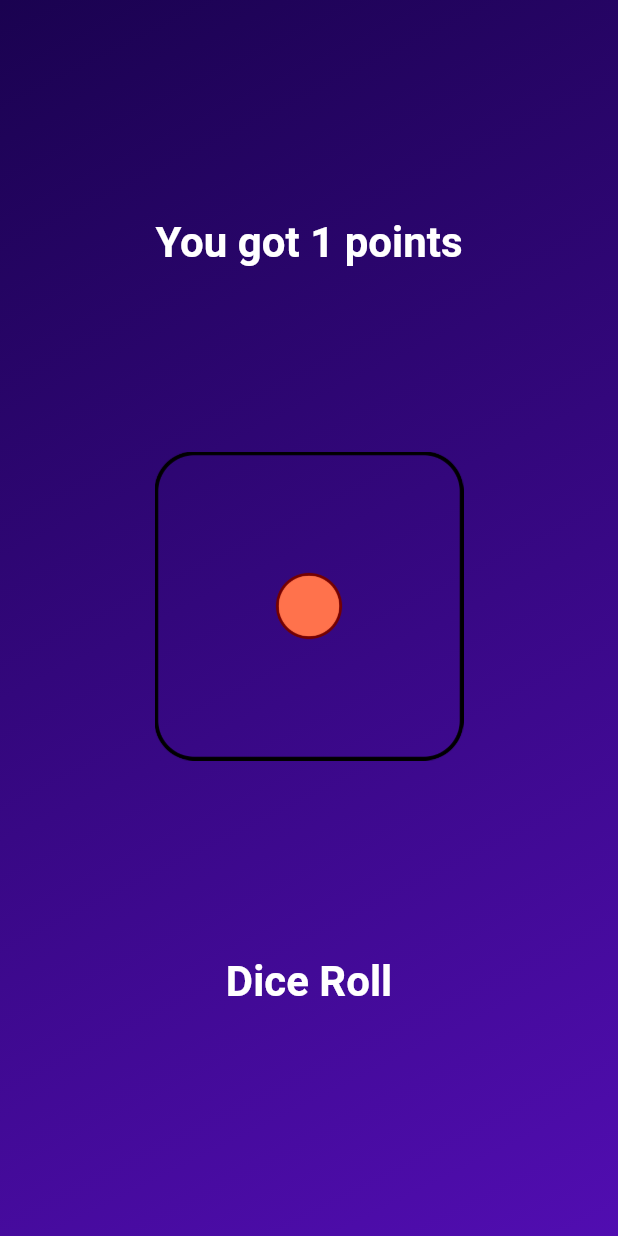
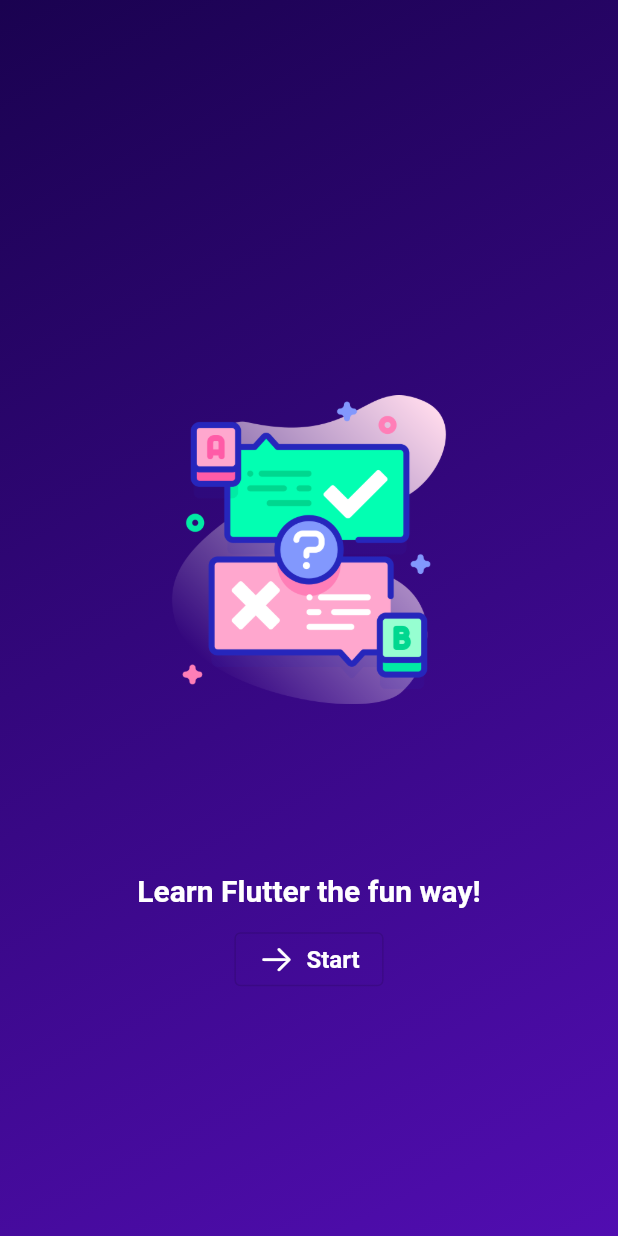
Before and after one commit to ChanderParkash179/FlutterJourney, a Flutter app: the screen it shows after launch, on a phone screen of 412 x 824 dp. Run offline on Flutter 3.47's test engine with Material 2 defaults, Android fonts, the phone set to English and light mode, and no system bars; Roboto replaces fonts that are missing (Times New Roman).

Commit message:
created quiz game [PROJECT-02]

```diff
--- a/lib/main.dart
+++ b/lib/main.dart
@@ -1,5 +1,5 @@
 import 'package:flutter/material.dart';
-import 'package:flutter_journey/widgets/gradient_color.dart';
+import 'package:flutter_journey/projects/quiz/quiz.dart';
 
 void main() {
   runApp(const MyApp());
@@ -10,15 +10,10 @@ class MyApp extends StatelessWidget {
 
   @override
   Widget build(BuildContext context) {
-    return MaterialApp(
+    return const MaterialApp(
       debugShowCheckedModeBanner: false,
       home: Scaffold(
-        body: GradientContainer(
-          const [
-            Color.fromARGB(255, 26, 2, 80),
-            Color.fromARGB(255, 81, 13, 177),
-          ],
-        ),
+        body: Quiz(),
       ),
     );
   }
--- /dev/null
+++ b/lib/projects/quiz/questions.dart
@@ -0,0 +1,31 @@
+import 'package:flutter_journey/projects/quiz/model/quiz_model.dart';
+
+const questions = [
+  QuizModel(
+    'What is Flutter',
+    [
+      'Cross-Platform',
+      'iOS-Platform',
+      'Native-Platform',
+      'Android-Platform',
+    ],
+  ),
+  QuizModel(
+    'What programming language is Flutter primarily based on?',
+    [
+      'Dart',
+      'Kotlin',
+      'Java',
+      'Python',
+    ],
+  ),
+  QuizModel(
+    'What is Flutter\'s primary use case?',
+    [
+      'Mobile Development',
+      'Web Development',
+      'Game Development',
+      'Machine Learning',
+    ],
+  ),
+];
--- /dev/null
+++ b/lib/projects/quiz/quiz.dart
@@ -0,0 +1,43 @@
+import 'package:flutter/material.dart';
+import 'package:flutter_journey/projects/quiz/questions_screen.dart';
+import 'package:flutter_journey/projects/quiz/start_screen.dart';
+
+class Quiz extends StatefulWidget {
+  const Quiz({super.key});
+
+  @override
+  State<Quiz> createState() => _QuizState();
+}
+
+class _QuizState extends State<Quiz> {
+  var activeScreen = 'start-screen';
+
+  void switchScreen() {
+    setState(() {
+      activeScreen = 'questions-screen';
+    });
+  }
+
+  @override
+  Widget build(BuildContext context) {
+    Widget screenWidget = StartScreen(switchScreen);
+
+    if (activeScreen == 'questions-screen') {
+      screenWidget = const QuestionScreen();
+    }
+
+    return Container(
+      decoration: const BoxDecoration(
+        gradient: LinearGradient(
+          colors: [
+            Color.fromARGB(255, 26, 2, 80),
+            Color.fromARGB(255, 81, 13, 177),
+          ],
+          begin: Alignment.topLeft,
+          end: Alignment.bottomRight,
+        ),
+      ),
+      child: screenWidget,
+    );
+  }
+}
--- /dev/null
+++ b/lib/projects/quiz/start_screen.dart
@@ -0,0 +1,49 @@
+import 'package:flutter/cupertino.dart';
+import 'package:flutter/material.dart';
+import 'package:flutter_journey/tasks/custom_text_widget_01.dart';
+
+class StartScreen extends StatelessWidget {
+  final void Function() startQuiz;
+
+  const StartScreen(this.startQuiz, {super.key});
+
+  @override
+  Widget build(BuildContext context) {
+    var height = MediaQuery.of(context).size.height;
+    var width = MediaQuery.of(context).size.width;
+
+    return Center(
+      child: Column(
+        mainAxisSize: MainAxisSize.min,
+        children: [
+          Image.asset(
+            'assets/images/quiz/main_sc_quiz.png',
+            height: height * .5,
+            width: width * .5,
+          ),
+          const SizedBox(
+            height: 10,
+          ),
+          const StyledText(
+            'Learn Flutter the fun way!',
+            20,
+          ),
+          const SizedBox(
+            height: 10,
+          ),
+          OutlinedButton.icon(
+            onPressed: startQuiz,
+            icon: const Icon(
+              CupertinoIcons.arrow_right,
+              color: Colors.white,
+            ),
+            label: const StyledText(
+              'Start',
+              16,
+            ),
+          ),
+        ],
+      ),
+    );
+  }
+}
```
Also changed, not shown: lib/projects/quiz/model/quiz_model.dart (added, +13 -0 lines), lib/projects/quiz/questions_screen.dart (added, +54 -0 lines), lib/projects/quiz/utils/answer_button.dart (added, +33 -0 lines), pubspec.yaml (+3 -6 lines), assets/images/quiz/main_sc_quiz.png (added).
